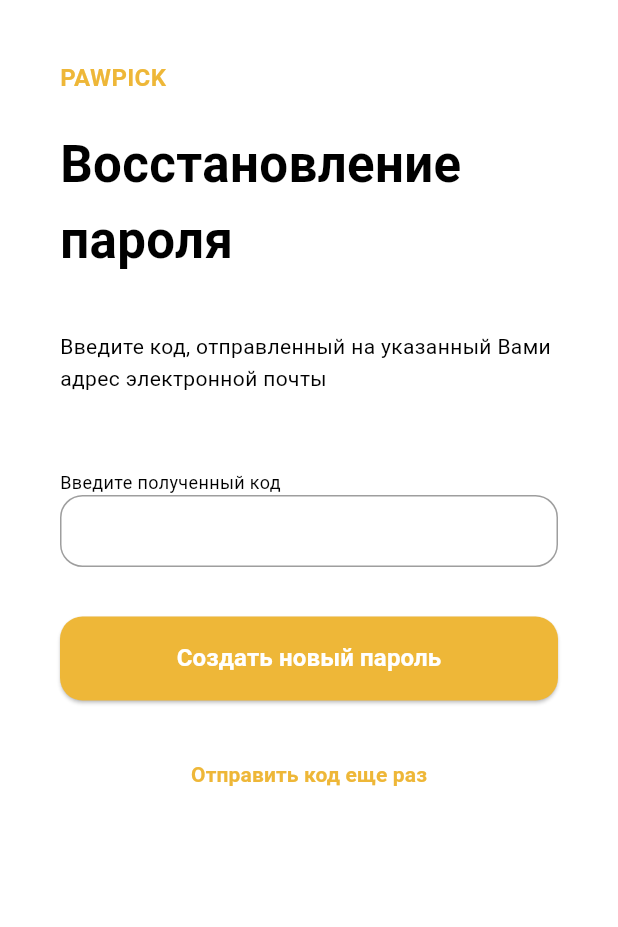
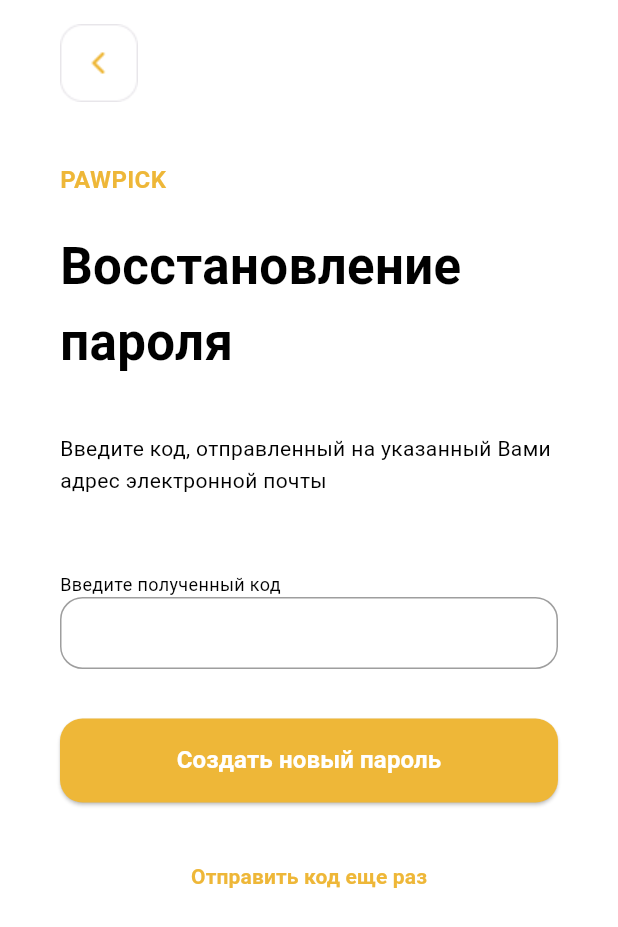
Before and after one commit to warja256/PawPick, a Flutter app: the CodeInput screen opened directly, on a phone screen of 412 x 824 dp. Shown: the top 927 px of the screen. Run offline on Flutter 3.47's test engine with Material 3 defaults, Android fonts, the phone set to English and light mode, and no system bars.

Commit message:
Исправлены codeinput и newcode

```diff
--- a/lib/auth/code_input_screen.dart
+++ b/lib/auth/code_input_screen.dart
@@ -1,4 +1,5 @@
 import 'package:flutter/material.dart';
+import 'package:paw_pick/auth/change_password.dart';
 import 'package:paw_pick/auth/new_password.dart';
 
 //обработка введенного кода?
@@ -14,6 +15,34 @@ class CodeInput extends StatelessWidget {
         child: SingleChildScrollView(
           child:
               Column(crossAxisAlignment: CrossAxisAlignment.start, children: [
+            const SizedBox(height: 16),
+            Padding(
+              padding: const EdgeInsets.symmetric(horizontal: 40, vertical: 0),
+              child: GestureDetector(
+                onTap: () {
+                  Navigator.push(
+                    context,
+                    PageRouteBuilder(
+                      pageBuilder: (context, animation, secondaryAnimation) =>
+                          const ChangePasswordScreen(),
+                      transitionsBuilder:
+                          (context, animation, secondaryAnimation, child) {
+                        return FadeTransition(
+                          opacity: animation,
+                          child: child,
+                        );
+                      },
+                    ),
+                  );
+                },
+                child: Image.asset(
+                  'assets/btn_back.png',
+                  height: 52,
+                  width: 52,
+                  fit: BoxFit.contain,
+                ),
+              ),
+            ),
             const SizedBox(height: 20),
             Container(
               padding: const EdgeInsets.symmetric(horizontal: 40, vertical: 20),
@@ -27,7 +56,7 @@ class CodeInput extends StatelessWidget {
                   )),
             ),
             Container(
-              padding: const EdgeInsets.symmetric(horizontal: 40, vertical: 0),
+              padding: const EdgeInsets.symmetric(horizontal: 40),
               alignment: Alignment.centerLeft,
               child: const Text("Восстановление пароля",
                   style: TextStyle(
--- a/lib/auth/new_password.dart
+++ b/lib/auth/new_password.dart
@@ -1,5 +1,8 @@
 import 'package:flutter/material.dart';
 import 'package:paw_pick/homescreen/homescreen.dart';
+
+//адаптив
+//добавить проверку нового кода на корректность
 
 class NewPassword extends StatelessWidget {
   const NewPassword({super.key});
```
